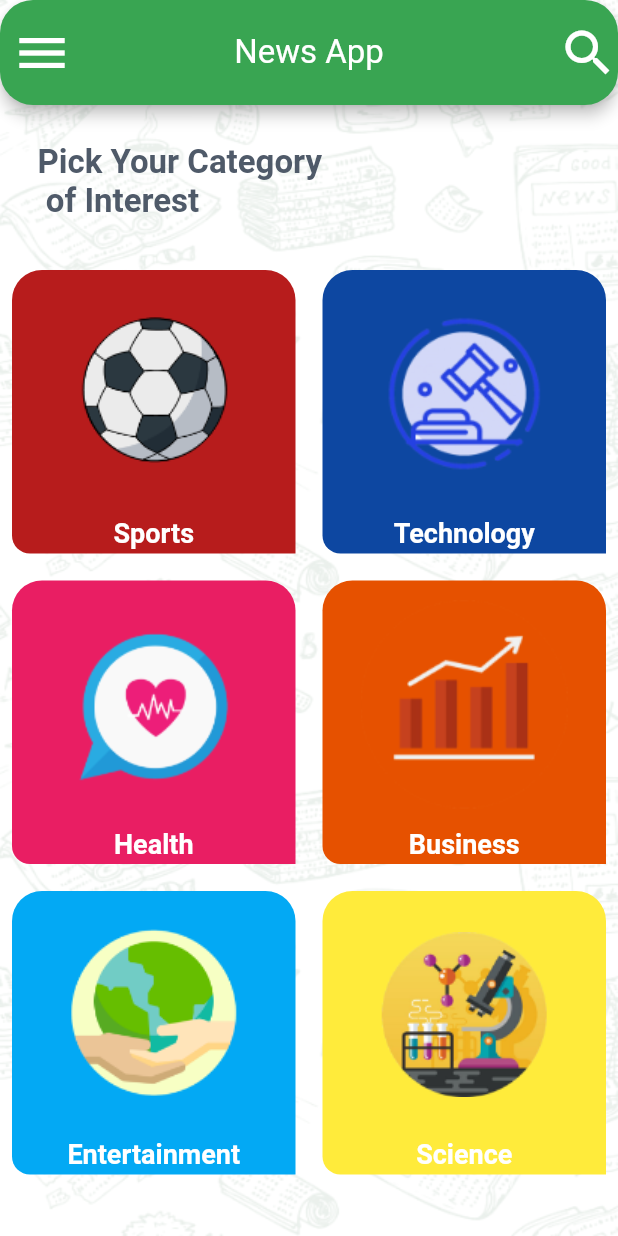
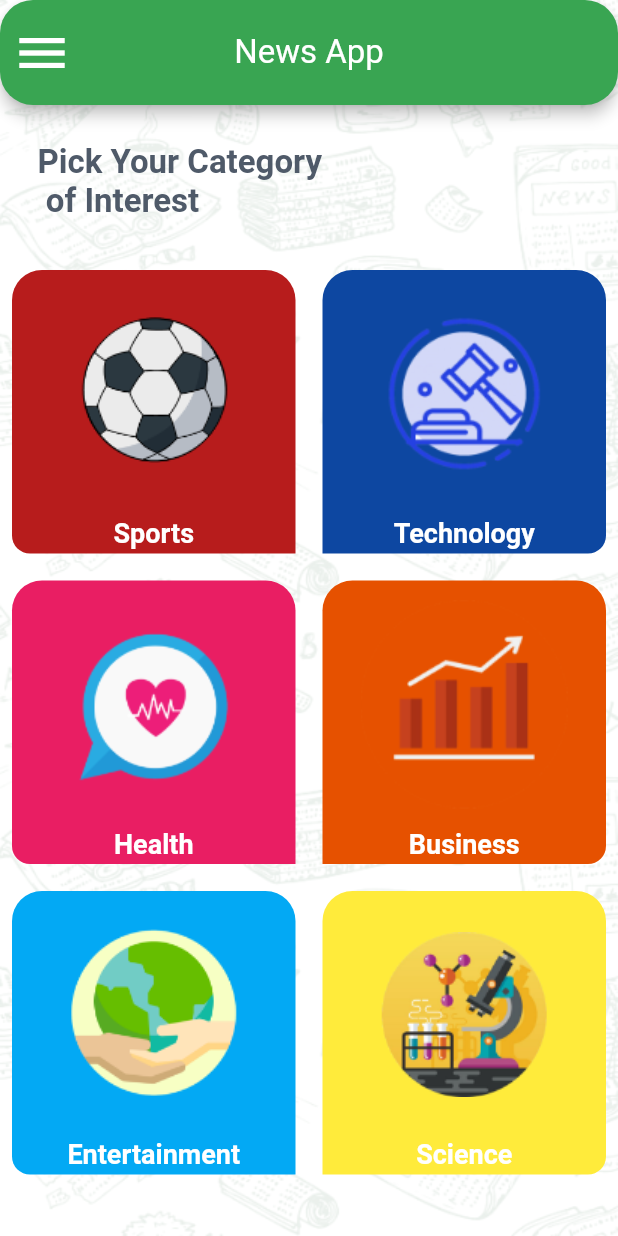
Before and after one commit to Omar25876/News_App, a Flutter app: the screen it shows after launch, on a phone screen of 412 x 824 dp. Run offline on Flutter 3.47's test engine with Material 2 defaults, Android fonts, the phone set to English and light mode, and no system bars; our stand-ins replace flutter_native_splash.

Commit message:
Add Search Widget

```diff
--- a/lib/main.dart
+++ b/lib/main.dart
@@ -2,6 +2,7 @@ import 'package:flutter/material.dart';
 import 'package:flutter_native_splash/flutter_native_splash.dart';
 import 'package:news/shared/styles/mytheme.dart';
 import 'package:news/ui/layout/home/fragments/newsfragment/news_details.dart';
+import 'package:news/ui/layout/home/fragments/newsfragment/search_widget.dart';
 import 'package:news/ui/layout/home/home_layout.dart';
 import 'package:news/ui/layout/home/fragments/newsfragment/news_fragment.dart';
 
@@ -24,6 +25,7 @@ class MyApp extends StatelessWidget {
       {
         HomeLayout.routname:(context) => HomeLayout(),
         NewsDetails.routeName:(context)=> NewsDetails(),
+        SearchWidget.routeName:(context)=> SearchWidget(),
       },
       initialRoute: HomeLayout.routname,
       theme: mytheme.Light,
--- a/lib/models/category_dm.dart
+++ b/lib/models/category_dm.dart
@@ -24,14 +24,14 @@ class CategoryDm{
   title: 'Sports', id: "sports",
   backgroundColor: Colors.red[900]!,
   imgePath: "assets/ball.png",
-  isleftSided: true
+  isleftSided: true,
   ),
 
   CategoryDm(
   title: 'Technology', id: "technology",
   backgroundColor: Colors.blue[900]!,
   imgePath: "assets/Politics.png",
-  isleftSided: true
+  isleftSided: false
   ),
 
   CategoryDm(
@@ -45,7 +45,7 @@ class CategoryDm{
   title: 'Business', id: "business",
   backgroundColor: Colors.orange[900]!,
   imgePath: "assets/bussines.png",
-  isleftSided: true
+  isleftSided: false
   ),
 
 
@@ -61,7 +61,7 @@ class CategoryDm{
   title: 'Science', id: "science",
   backgroundColor: Colors.yellow[500]!,
   imgePath: "assets/science.png",
-  isleftSided: true
+  isleftSided: false
   ),
 
 
--- a/lib/ui/layout/home/home_layout.dart
+++ b/lib/ui/layout/home/home_layout.dart
@@ -2,6 +2,7 @@ import 'package:flutter/material.dart';
 import 'package:news/models/category_dm.dart';
 import 'package:news/shared/styles/mytheme.dart';
 import 'package:news/ui/layout/home/fragments/newsfragment/news_fragment.dart';
+import 'package:news/ui/layout/home/fragments/newsfragment/search_widget.dart';
 import 'fragments/categories/categories_fragment.dart';
 import 'fragments/settings/settings_fragment.dart';
 
@@ -57,12 +58,15 @@ class _HomeLayoutState extends State<HomeLayout> {
               icon: Icon(Icons.menu,size: 40,color: Colors.white,),
           ),
           actions: [
-            IconButton(onPressed: ()
-            {
-
-            },
-              icon: Icon(Icons.search,size: 40,color: Colors.white,),
-            ),
+            selectedCategory != null? Padding(
+              padding: EdgeInsets.only(right: 10),
+              child: IconButton(onPressed: ()
+              {
+                Navigator.pushNamed(context, SearchWidget.routeName);
+              },
+                icon: Icon(Icons.search,size: 32,color: Colors.white,),
+              ),
+            ) : SizedBox(),
           ],
         ),
 
```
Also changed, not shown: lib/api/api_manager.dart (+7 -1 lines), lib/ui/layout/home/fragments/newsfragment/search_widget.dart (added, +97 -0 lines).
